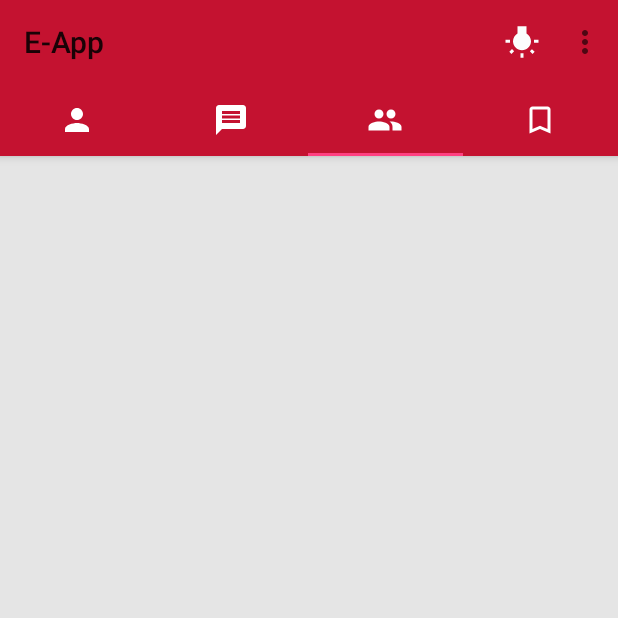
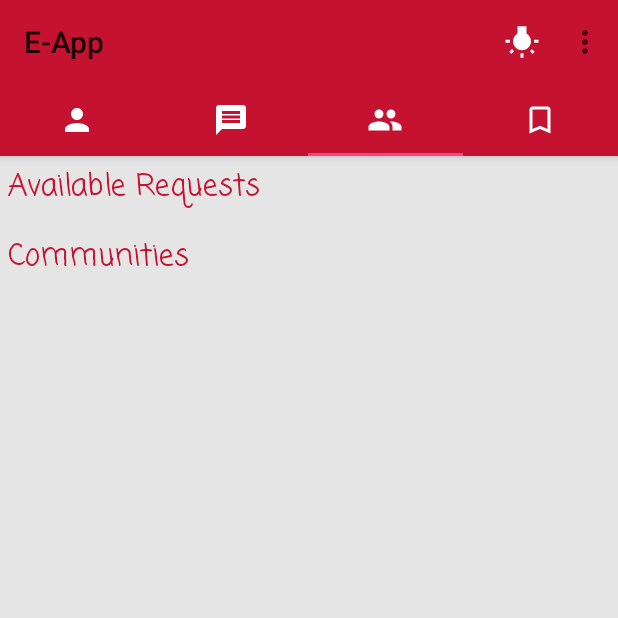
Before and after one commit to TaissirBenAchour/EventApp, an Android app: the screen it shows after launch once a user with an empty profile is signed in (ProfileActivity), tab 3 chosen, on a phone screen of 412 x 824 dp, the top half of it. Run offline under Robolectric (Android 15) with nearby library versions, the light colour scheme and no system bars; our stand-ins replace CircleImageView, Firebase (no records; nobody signed in at launch, a user with empty details on screens opened directly), Picasso; 1 statement that could not run was skipped.

Commit message:
6th  commit

```diff
--- a/app/src/main/res/layout/community_layout.xml
+++ b/app/src/main/res/layout/community_layout.xml
@@ -1,19 +1,49 @@
 <?xml version="1.0" encoding="utf-8"?>
-<RelativeLayout xmlns:android="http://schemas.android.com/apk/res/android"
-    android:orientation="vertical" android:layout_width="match_parent"
+<LinearLayout xmlns:android="http://schemas.android.com/apk/res/android"
+    android:orientation="vertical"
+    android:layout_width="match_parent"
     android:layout_height="match_parent">
 
 
+<TextView
+    android:id="@+id/RequestlistText_id"
+    android:layout_width="match_parent"
+    android:layout_height="wrap_content"
+    android:text="Available Requests"
+    android:padding="5dp"
+    android:textSize="20dp"
+    android:fontFamily="casual"
+    android:textColor="@color/background"/>
+    <android.support.v7.widget.RecyclerView
+        android:id="@+id/myListRequestView_id"
+        android:layout_width="match_parent"
+        android:layout_height="wrap_content"
+        android:layout_alignParentLeft="true"
+        android:layout_marginTop="5dp"
+        android:layout_below="@id/RequestlistText_id"
+        android:layout_above="@+id/communitylistText_id">
+
+    </android.support.v7.widget.RecyclerView>
+
+    <TextView
+        android:id="@+id/communitylistText_id"
+        android:layout_width="match_parent"
+        android:layout_height="wrap_content"
+        android:text="Communities"
+        android:padding="5dp"
+        android:textSize="20dp"
+        android:fontFamily="casual"
+        android:textColor="@color/background"
+        android:layout_below="@id/myListRequestView_id" />
 
     <android.support.v7.widget.RecyclerView
         android:id="@+id/myListView_id"
         android:layout_width="match_parent"
         android:layout_height="match_parent"
-        android:layout_alignParentLeft="true"
-        android:layout_marginTop="5dp">
+        android:layout_below="@id/communitylistText_id">
 
     </android.support.v7.widget.RecyclerView>
 
 
 
-</RelativeLayout>
+</LinearLayout>
```
Also changed, not shown: app/src/main/java/com/example/cassio/Graduation_Project/_profileFragments/CommunityContentFragment.java (+112 -3 lines), app/src/main/java/com/example/cassio/Graduation_Project/models/Requests.java (added, +53 -0 lines), app/src/main/res/layout/request_layout.xml (added, +68 -0 lines).
